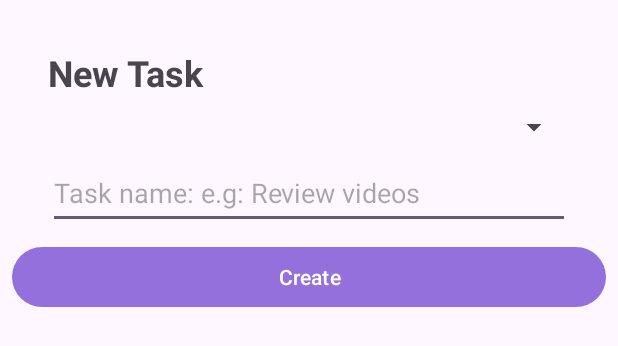
After one commit to hallanbatman/TaskBeat, an Android app: the layout create_task_bottom_sheet.xml on its own in the app's theme, with its tools: preview values and no code run, on a phone screen of 412 x 824 dp. The commit adds this screen. Shown: the top 346 px of the screen. Run offline under Robolectric (Android 15) with nearby library versions, the phone set to English and light mode, and no system bars.

Commit message:
Adding functionaltiy to 'create new task' + button.

```diff
--- a/app/src/main/res/layout/activity_main.xml
+++ b/app/src/main/res/layout/activity_main.xml
@@ -43,7 +43,7 @@
         tools:listitem="@layout/item_task" />
 
     <com.google.android.material.floatingactionbutton.FloatingActionButton
-        android:id="@+id/fab"
+        android:id="@+id/fab_create_task"
         android:layout_width="wrap_content"
         android:layout_height="wrap_content"
         android:layout_margin="16dp"
--- /dev/null
+++ b/app/src/main/res/layout/create_task_bottom_sheet.xml
@@ -0,0 +1,45 @@
+<?xml version="1.0" encoding="utf-8"?>
+<LinearLayout xmlns:android="http://schemas.android.com/apk/res/android"
+    android:layout_width="match_parent"
+    android:layout_height="wrap_content"
+    android:orientation="vertical">
+
+    <TextView
+        android:id="@+id/tv_title"
+        android:layout_width="match_parent"
+        android:layout_height="wrap_content"
+        android:layout_marginTop="32dp"
+        android:layout_marginStart="32dp"
+        android:layout_marginEnd="32dp"
+        android:text="New Task"
+        android:textSize="24sp"
+        android:textStyle="bold" />
+
+    <Spinner
+        android:id="@+id/spinner_category_list"
+        android:layout_width="match_parent"
+        android:layout_height="match_parent"
+        android:layout_marginTop="8dp"
+        android:layout_marginStart="32dp"
+        android:layout_marginEnd="32dp" />
+
+    <com.google.android.material.textfield.TextInputEditText
+        android:id="@+id/tie_task_name"
+        android:layout_width="match_parent"
+        android:layout_height="wrap_content"
+        android:layout_marginTop="8dp"
+        android:layout_marginStart="32dp"
+        android:layout_marginEnd="32dp"
+        android:hint="Task name: e.g: Review videos"
+        android:minHeight="48dp" />
+
+    <Button
+        android:id="@+id/btn_task_create"
+        android:layout_width="match_parent"
+        android:layout_height="wrap_content"
+        android:layout_marginStart="8dp"
+        android:layout_marginTop="8dp"
+        android:layout_marginEnd="8dp"
+        android:text="Create" />
+
+</LinearLayout>
```
Also changed, not shown: app/src/main/java/com/devspace/taskbeats/CreateTaskBottomSheet.kt (added, +76 -0 lines), app/src/main/java/com/devspace/taskbeats/MainActivity.kt (+15 -0 lines).
